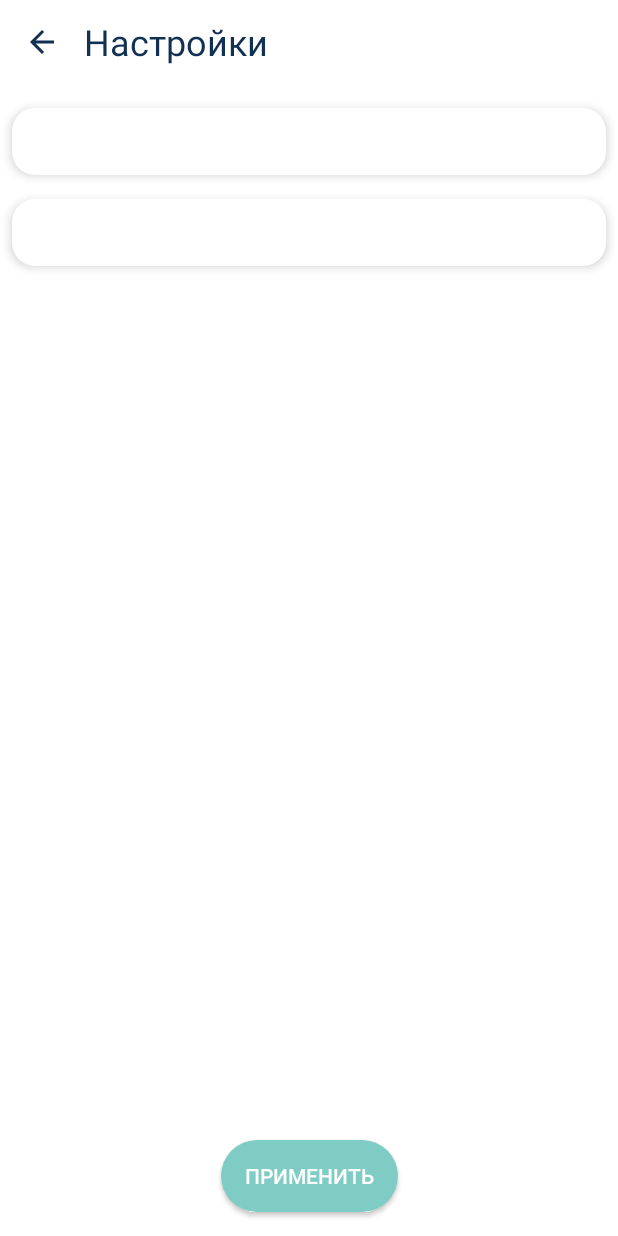
After one commit to RuslanBarcho/LostPet, an Android app: the fragment SettingsFragment shown on its own in the app's theme, on a phone screen of 412 x 824 dp. The commit adds this screen. Run offline under Robolectric (Android 15) with nearby library versions, the phone set to English and light mode, and no system bars; our stand-ins replace RxJava; 1 statement that could not run was skipped.

Commit message:
added settings

```diff
--- a/app/src/main/java/io/vinter/lostpet/network/service/UserService.kt
+++ b/app/src/main/java/io/vinter/lostpet/network/service/UserService.kt
@@ -3,13 +3,11 @@ package io.vinter.lostpet.network.service
 import io.reactivex.Single
 import io.vinter.lostpet.entity.Message
 import io.vinter.lostpet.entity.advert.Advert
+import io.vinter.lostpet.entity.advert.User
 import io.vinter.lostpet.entity.user.LoginResponse
 import io.vinter.lostpet.network.form.LoginForm
 import io.vinter.lostpet.network.form.RegisterForm
-import retrofit2.http.Body
-import retrofit2.http.GET
-import retrofit2.http.Header
-import retrofit2.http.POST
+import retrofit2.http.*
 
 interface UserService {
     @POST("user/obtain-token")
@@ -23,4 +21,7 @@ interface UserService {
 
     @GET("user/favs")
     fun getFavs(@Header("Authorization") token: String): Single<ArrayList<Advert>>
+
+    @PUT("user/edit")
+    fun editUser(@Header("Authorization") token: String, @Body user:User): Single<Message>
 }
--- a/app/src/main/java/io/vinter/lostpet/ui/login/LoginActivity.kt
+++ b/app/src/main/java/io/vinter/lostpet/ui/login/LoginActivity.kt
@@ -34,6 +34,7 @@ class LoginActivity : AppCompatActivity() {
                 val preferences = getSharedPreferences("userPrefs", Context.MODE_PRIVATE)
                 preferences.edit().putString("token", it.token)
                         .putString("phone_number", it.phoneNumber)
+                        .putString("name", it.name)
                         .putString("id", it.id)
                         .apply()
                 this.startActivity(Intent(this, MainActivity::class.java))
--- a/app/src/main/java/io/vinter/lostpet/ui/profile/ProfileFragment.kt
+++ b/app/src/main/java/io/vinter/lostpet/ui/profile/ProfileFragment.kt
@@ -16,6 +16,7 @@ import io.vinter.lostpet.R
 import io.vinter.lostpet.ui.main.MainActivity
 import io.vinter.lostpet.ui.profile.adverts.UserAdverts
 import io.vinter.lostpet.ui.profile.favs.FavoritesFragment
+import io.vinter.lostpet.ui.settings.SettingsFragment
 import io.vinter.lostpet.utils.GlideApp
 import io.vinter.lostpet.utils.adapter.ProfileRecyclerAdapter
 import kotlinx.android.synthetic.main.fragment_profile.*
@@ -51,6 +52,7 @@ class ProfileFragment : Fragment() {
             when (it) {
                 0 -> (activity as MainActivity).changeProfilePage(UserAdverts())
                 1 -> (activity as MainActivity).changeProfilePage(FavoritesFragment())
+                3 -> (activity as MainActivity).changeProfilePage(SettingsFragment())
             }
         }
 
--- /dev/null
+++ b/app/src/main/java/io/vinter/lostpet/ui/settings/SettingsFragment.kt
@@ -0,0 +1,61 @@
+package io.vinter.lostpet.ui.settings
+
+import android.arch.lifecycle.Observer
+import android.arch.lifecycle.ViewModelProviders
+import android.content.Context
+import android.os.Bundle
+import android.support.v4.app.Fragment
+import android.view.LayoutInflater
+import android.view.View
+import android.view.ViewGroup
+import android.widget.Toast
+
+import io.vinter.lostpet.R
+import io.vinter.lostpet.entity.advert.User
+import io.vinter.lostpet.ui.main.MainActivity
+import io.vinter.lostpet.ui.profile.ProfileFragment
+import kotlinx.android.synthetic.main.fragment_settings.*
+
+class SettingsFragment : Fragment() {
+
+    override fun onCreateView(inflater: LayoutInflater, container: ViewGroup?,
+                              savedInstanceState: Bundle?): View? {
+        // Inflate the layout for this fragment
+        return inflater.inflate(R.layout.fragment_settings, container, false)
+    }
+
+    override fun onViewCreated(view: View, savedInstanceState: Bundle?) {
+        super.onViewCreated(view, savedInstanceState)
+        val viewModel = ViewModelProviders.of(this).get(SettingsViewModel::class.java)
+        val preferences = context!!.getSharedPreferences("userPrefs", Context.MODE_PRIVATE)
+
+        settings_phone.hint = preferences.getString("phone_number", "")
+        settings_name.hint = preferences.getString("name", "")
+
+        settings_comfirm.setOnClickListener{
+            val user = User()
+            if (settings_name.text.toString() != "") user.name = settings_name.text.toString()
+            if (settings_phone.text.toString() != "") user.phoneNumber = settings_phone.text.toString()
+            if (user.name != null || user.phoneNumber != null) viewModel.editUser(preferences.getString("token", "")!!, user)
+        }
+
+        settings_back.setOnClickListener {
+            (activity as MainActivity).changeProfilePage(ProfileFragment())
+        }
+
+        settings_comfirm.setOnClickListener{
+            val user = User()
+            if (settings_name.text.toString() != "") user.name = settings_name.text.toString()
+            if (settings_phone.text.toString() != "") user.phoneNumber = settings_phone.text.toString()
+            if (user.name != null || user.phoneNumber != null) viewModel.editUser(preferences.getString("token", "")!!, user)
+        }
+
+        viewModel.message.observe(this, Observer {
+            if (it != null){
+                Toast.makeText(context, it.message, Toast.LENGTH_SHORT).show()
+                viewModel.message.postValue(null)
+            }
+        })
+    }
+
+}
--- /dev/null
+++ b/app/src/main/java/io/vinter/lostpet/ui/settings/SettingsViewModel.kt
@@ -0,0 +1,28 @@
+package io.vinter.lostpet.ui.settings
+
+import android.arch.lifecycle.MutableLiveData
+import android.arch.lifecycle.ViewModel
+import io.reactivex.android.schedulers.AndroidSchedulers
+import io.reactivex.schedulers.Schedulers
+import io.vinter.lostpet.entity.Message
+import io.vinter.lostpet.entity.advert.User
+import io.vinter.lostpet.network.NetModule
+import io.vinter.lostpet.network.form.RegisterForm
+import io.vinter.lostpet.network.service.UserService
+import retrofit2.HttpException
+
+class SettingsViewModel: ViewModel(){
+
+    var message = MutableLiveData<Message>()
+    var error = MutableLiveData<String>()
+
+    fun editUser(token: String, user: User){
+        NetModule.retrofit.create(UserService::class.java)
+                .editUser(token, user)
+                .subscribeOn(Schedulers.io())
+                .observeOn(AndroidSchedulers.mainThread())
+                .subscribe(message::postValue) {
+                    if (it is HttpException) error.postValue(it.message()) else error.postValue("Problem with internet connection")
+                }
+    }
+}
--- /dev/null
+++ b/app/src/main/res/layout/fragment_settings.xml
@@ -0,0 +1,100 @@
+<?xml version="1.0" encoding="utf-8"?>
+<android.support.constraint.ConstraintLayout xmlns:android="http://schemas.android.com/apk/res/android"
+    xmlns:app="http://schemas.android.com/apk/res-auto"
+    xmlns:tools="http://schemas.android.com/tools"
+    android:layout_width="match_parent"
+    android:layout_height="match_parent"
+    tools:context=".ui.settings.SettingsFragment">
+
+    <!-- TODO: Update blank fragment layout -->
+
+    <ImageButton
+        android:id="@+id/settings_back"
+        android:layout_width="56dp"
+        android:layout_height="56dp"
+        android:layout_alignParentStart="true"
+        android:layout_alignParentTop="true"
+        android:background="@drawable/ripple_transparent"
+        android:paddingLeft="8dp"
+        android:paddingRight="8dp"
+        android:src="?attr/homeAsUpIndicator"
+        android:tint="@color/colorAccentDark"
+        app:layout_constraintStart_toStartOf="parent"
+        app:layout_constraintTop_toTopOf="parent" />
+
+    <TextView
+        android:id="@+id/textView7"
+        android:layout_width="wrap_content"
+        android:layout_height="56dp"
+        android:layout_alignParentTop="true"
+        android:layout_toEndOf="@+id/user_adverts_back"
+        android:gravity="center_vertical"
+        android:text="Настройки"
+        android:textColor="@color/colorAccentDark"
+        android:textSize="24sp"
+        app:layout_constraintStart_toEndOf="@+id/settings_back"
+        app:layout_constraintTop_toTopOf="parent" />
+
+    <EditText
+        android:id="@+id/settings_name"
+        android:layout_width="match_parent"
+        android:layout_height="wrap_content"
+        android:layout_marginEnd="8dp"
+        android:layout_marginStart="8dp"
+        android:layout_marginTop="16dp"
+        android:background="@drawable/background_container"
+        android:elevation="2dp"
+        android:ems="10"
+        android:hint="@string/title"
+        android:inputType="textPersonName"
+        android:paddingBottom="10dp"
+        android:paddingLeft="16dp"
+        android:paddingRight="8dp"
+        android:paddingTop="10dp"
+        android:textColor="@color/colorAccentDark"
+        android:textColorHint="@color/colorAccent"
+        android:translationZ="2dp"
+        app:layout_constraintEnd_toEndOf="parent"
+        app:layout_constraintHorizontal_bias="0.0"
+        app:layout_constraintStart_toStartOf="parent"
+        app:layout_constraintTop_toBottomOf="@+id/settings_phone" />
+
+    <EditText
+        android:id="@+id/settings_phone"
+        android:layout_width="match_parent"
+        android:layout_height="wrap_content"
+        android:layout_marginEnd="8dp"
+        android:layout_marginStart="8dp"
+        android:layout_marginTop="16dp"
+        android:background="@drawable/background_container"
+        android:elevation="2dp"
+        android:ems="10"
+        android:hint="@string/title"
+        android:inputType="textPersonName"
+        android:paddingBottom="10dp"
+        android:paddingLeft="16dp"
+        android:paddingRight="8dp"
+        android:paddingTop="10dp"
+        android:textColor="@color/colorAccentDark"
+        android:textColorHint="@color/colorAccent"
+        android:translationZ="2dp"
+        app:layout_constraintEnd_toEndOf="parent"
+        app:layout_constraintHorizontal_bias="0.0"
+        app:layout_constraintStart_toStartOf="parent"
+        app:layout_constraintTop_toBottomOf="@+id/textView7" />
+
+    <Button
+        android:id="@+id/settings_comfirm"
+        android:layout_width="wrap_content"
+        android:layout_height="wrap_content"
+        android:layout_marginBottom="16dp"
+        android:layout_marginEnd="8dp"
+        android:layout_marginStart="8dp"
+        android:background="@drawable/background_button_positive"
+        android:paddingLeft="16dp"
+        android:paddingRight="16dp"
+        android:text="Применить"
+        app:layout_constraintBottom_toBottomOf="parent"
+        app:layout_constraintEnd_toEndOf="parent"
+        app:layout_constraintStart_toStartOf="parent" />
+</android.support.constraint.ConstraintLayout>
```
